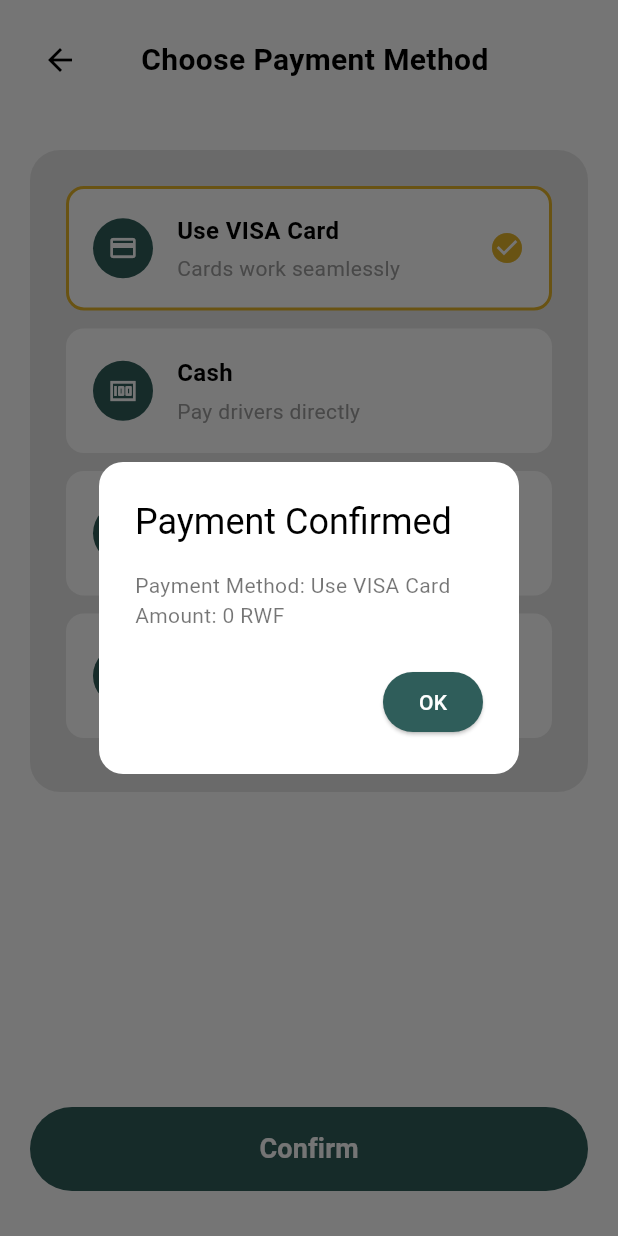
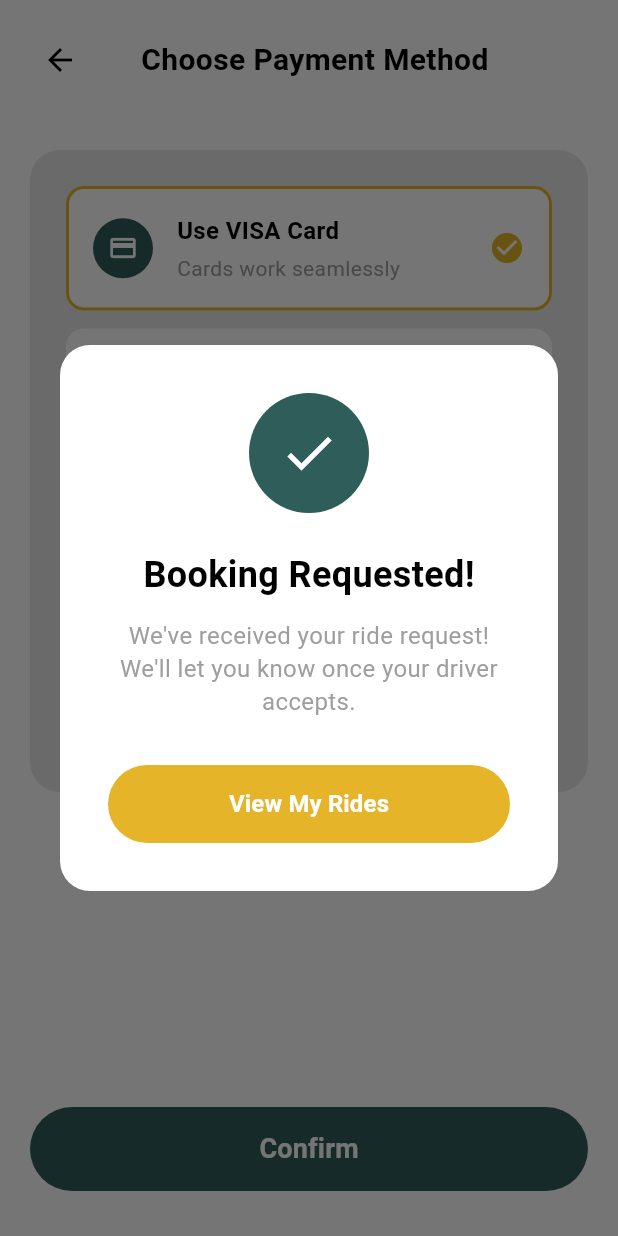
Before and after one commit to degide/tugende, a Flutter app: the PaymentMethodScreen screen opened directly with empty values, after a tap on "Confirm", on a phone screen of 412 x 824 dp. Run offline on Flutter 3.47's test engine with Material 3 defaults, Android fonts, the phone set to English and light mode, and no system bars; our stand-ins replace carousel_slider, cloud_firestore, firebase_auth, firebase_core, flutter_riverpod, font_awesome_flutter and 6 more; accounts and stored records are empty; network calls fail.

Commit message:
integrate booking ride flow

```diff
--- a/lib/screens/tabs/payment_method.dart
+++ b/lib/screens/payment_method.dart
@@ -1,10 +1,12 @@
 import 'package:flutter/material.dart';
+import 'package:cloud_firestore/cloud_firestore.dart';
+import 'package:tugende/config/routes_config.dart';
 
-// Payment Method Screen
 class PaymentMethodScreen extends StatefulWidget {
   final String fromLocation;
   final String toLocation;
   final String driverName;
+  final String driverProfileImage;
   final double price;
   final String? appliedPromo;
 
@@ -13,6 +15,7 @@ class PaymentMethodScreen extends StatefulWidget {
     required this.fromLocation,
     required this.toLocation,
     required this.driverName,
+    required this.driverProfileImage,
     required this.price,
     this.appliedPromo,
   });
@@ -67,37 +70,120 @@ class _PaymentMethodScreenState extends State<PaymentMethodScreen> {
     });
   }
 
-  void _confirmPayment() {
-    // Navigate to next screen or show confirmation
+  void _confirmPayment() async {
+    try {
+      // Save booking to Firebase Firestore
+      await _saveBookingToFirestore();
+
+      // Show booking confirmation modal
+      _showBookingConfirmationModal();
+    } catch (e) {
+      // Handle error
+      ScaffoldMessenger.of(context).showSnackBar(
+        SnackBar(
+          content: Text('Error creating booking: $e'),
+          backgroundColor: Colors.red,
+        ),
+      );
+    }
+  }
+
+  Future<void> _saveBookingToFirestore() async {
+    final FirebaseFirestore firestore = FirebaseFirestore.instance;
+
+    final bookingData = {
+      'driverName': widget.driverName,
+      'driverPictureUrl': widget.driverProfileImage,
+      'fromLocation': widget.fromLocation,
+      'toLocation': widget.toLocation,
+      'price': widget.price,
+      'paymentMethod': _selectedPaymentMethod,
+      'appliedPromo': widget.appliedPromo,
+      'bookingDate': FieldValue.serverTimestamp(),
+      'status': 'requested', // pending, confirmed, completed, cancelled
+    };
+
+    await firestore.collection('bookings').add(bookingData);
+  }
+
+  void _showBookingConfirmationModal() {
     showDialog(
       context: context,
-      builder: (context) => AlertDialog(
+      barrierDismissible: false,
+      builder: (context) => Dialog(
         shape: RoundedRectangleBorder(
-          borderRadius: BorderRadius.circular(16),
+          borderRadius: BorderRadius.circular(20),
         ),
-        title: const Text('Payment Confirmed'),
-        content: Column(
-          mainAxisSize: MainAxisSize.min,
-          crossAxisAlignment: CrossAxisAlignment.start,
-          children: [
-            Text('Payment Method: $_selectedPaymentMethod'),
-            if (widget.appliedPromo != null)
-              Text('Promo Applied: ${widget.appliedPromo}'),
-            Text('Amount: ${widget.price.toStringAsFixed(0)} RWF'),
-          ],
+        child: Container(
+          padding: const EdgeInsets.all(32),
+          child: Column(
+            mainAxisSize: MainAxisSize.min,
+            children: [
+              // Success Icon
+              Container(
+                width: 80,
+                height: 80,
+                decoration: BoxDecoration(
+                  color: const Color(0xFF2F5D5A),
+                  borderRadius: BorderRadius.circular(40),
+                ),
+                child: const Icon(
+                  Icons.check,
+                  color: Colors.white,
+                  size: 40,
+                ),
+              ),
+              const SizedBox(height: 24),
+              // Title
+              const Text(
+                'Booking Requested!',
+                style: TextStyle(
+                  fontSize: 24,
+                  fontWeight: FontWeight.w600,
+                  color: Colors.black,
+                ),
+              ),
+              const SizedBox(height: 12),
+              // Description
+              const Text(
+                'We\'ve received your ride request! We\'ll let you know once your driver accepts.',
+                textAlign: TextAlign.center,
+                style: TextStyle(
+                  fontSize: 16,
+                  color: Colors.grey,
+                  height: 1.4,
+                ),
+              ),
+              const SizedBox(height: 32),
+              // View My Rides Button
+              SizedBox(
+                width: double.infinity,
+                height: 52,
+                child: ElevatedButton(
+                  onPressed: () {
+                    Navigator.of(context).pop(); // Close dialog
+                    Navigator.pushNamed(context, RouteNames.homeScreen); // Go to home screen
+                  },
+                  style: ElevatedButton.styleFrom(
+                    backgroundColor: const Color(0xFFE5B429),
+                    shape: RoundedRectangleBorder(
+                      borderRadius: BorderRadius.circular(26),
+                    ),
+                    elevation: 0,
+                  ),
+                  child: const Text(
+                    'View My Rides',
+                    style: TextStyle(
+                      fontSize: 16,
+                      fontWeight: FontWeight.w600,
+                      color: Colors.white,
+                    ),
+                  ),
+                ),
+              ),
+            ],
+          ),
         ),
-        actions: [
-          ElevatedButton(
-            onPressed: () {
-              Navigator.pop(context);
-              // Navigate to booking confirmation screen
-            },
-            style: ElevatedButton.styleFrom(
-              backgroundColor: const Color(0xFF2F5D5A),
-            ),
-            child: const Text('OK', style: TextStyle(color: Colors.white)),
-          ),
-        ],
       ),
     );
   }
@@ -254,6 +340,7 @@ class _PaymentMethodScreenState extends State<PaymentMethodScreen> {
   }
 }
 
+
 class PaymentMethod {
   final String name;
   final String description;
--- a/lib/screens/tabs/promo_vouchers.dart
+++ b/lib/screens/promo_vouchers.dart
@@ -1,11 +1,13 @@
 import 'package:flutter/material.dart';
-import 'package:tugende/screens/tabs/payment_method.dart';
+import 'package:cloud_firestore/cloud_firestore.dart';
+import 'package:tugende/screens/payment_method.dart';
 
 // Promos / Vouchers Screen
 class PromosVouchersScreen extends StatefulWidget {
   final String fromLocation;
   final String toLocation;
   final String driverName;
+  final String driverProfileImage;
   final double price;
 
   const PromosVouchersScreen({
@@ -13,6 +15,7 @@ class PromosVouchersScreen extends StatefulWidget {
     required this.fromLocation,
     required this.toLocation,
     required this.driverName,
+    required this.driverProfileImage,
     required this.price,
   });
 
@@ -62,6 +65,7 @@ class _PromosVouchersScreenState extends State<PromosVouchersScreen> {
             fromLocation: widget.fromLocation,
             toLocation: widget.toLocation,
             driverName: widget.driverName,
+            driverProfileImage: widget.driverProfileImage,
             price: widget.price,
             appliedPromo: _selectedPromo ?? _promoController.text,
           ),
@@ -299,7 +303,6 @@ class _PromosVouchersScreenState extends State<PromosVouchersScreen> {
   }
 }
 
-// Data Models
 class PromoCode {
   final String title;
   final String description;
--- a/lib/screens/tabs/available_rides.dart
+++ b/lib/screens/tabs/available_rides.dart
@@ -1,6 +1,5 @@
 import 'package:flutter/material.dart';
-import 'package:tugende/screens/tabs/promo_vouchers.dart';
-import 'promo_vouchers.dart';
+import '../promo_vouchers.dart';
 
 class AvailableRidesScreen extends StatefulWidget {
   final String fromLocation;
@@ -79,6 +78,7 @@ class _AvailableRidesScreenState extends State<AvailableRidesScreen> {
           fromLocation: widget.fromLocation,
           toLocation: widget.toLocation,
           driverName: driver.name,
+          driverProfileImage: driver.profileImage,
           price: driver.price,
         ),
       ),
```
